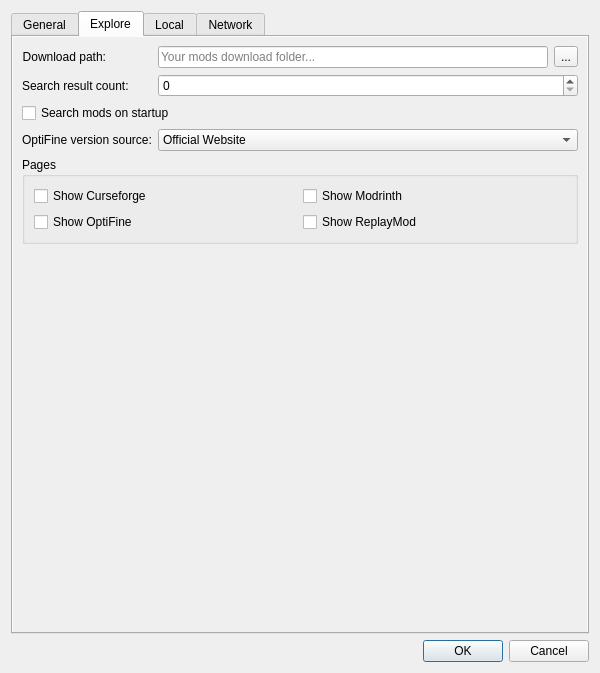
Qt form src/ui/preferences.ui (kaniol-lck/modmanager) before a commit.
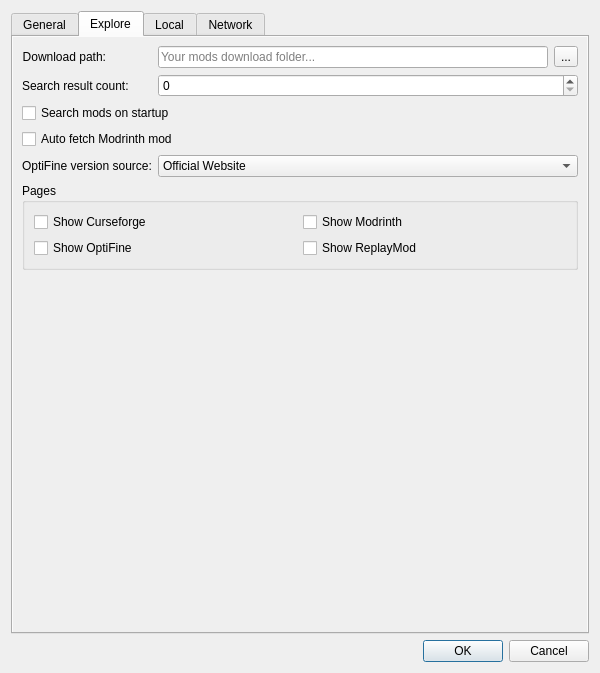
The same form after that commit. The open tabs and pages were chosen to show the change. Icons and pictures are not drawn.

Commit message: optional modrinth file list auto load

The edit to the form file:
```diff
--- a/src/ui/preferences.ui
+++ b/src/ui/preferences.ui
@@ -324,14 +324,14 @@
                </property>
               </widget>
              </item>
-             <item row="3" column="0">
+             <item row="4" column="0">
               <widget class="QLabel" name="label_11">
                <property name="text">
                 <string>OptiFine version source:</string>
                </property>
               </widget>
              </item>
-             <item row="3" column="1">
+             <item row="4" column="1">
               <widget class="QComboBox" name="optifineVersionSource">
                <item>
                 <property name="text">
@@ -352,6 +352,13 @@
                </property>
               </widget>
              </item>
+             <item row="3" column="0" colspan="2">
+              <widget class="QCheckBox" name="autoFetchModrinthFileList">
+               <property name="text">
+                <string>Auto fetch Modrinth mod</string>
+               </property>
+              </widget>
+             </item>
             </layout>
            </item>
            <item>
```
The commit also changes 5 other files.
